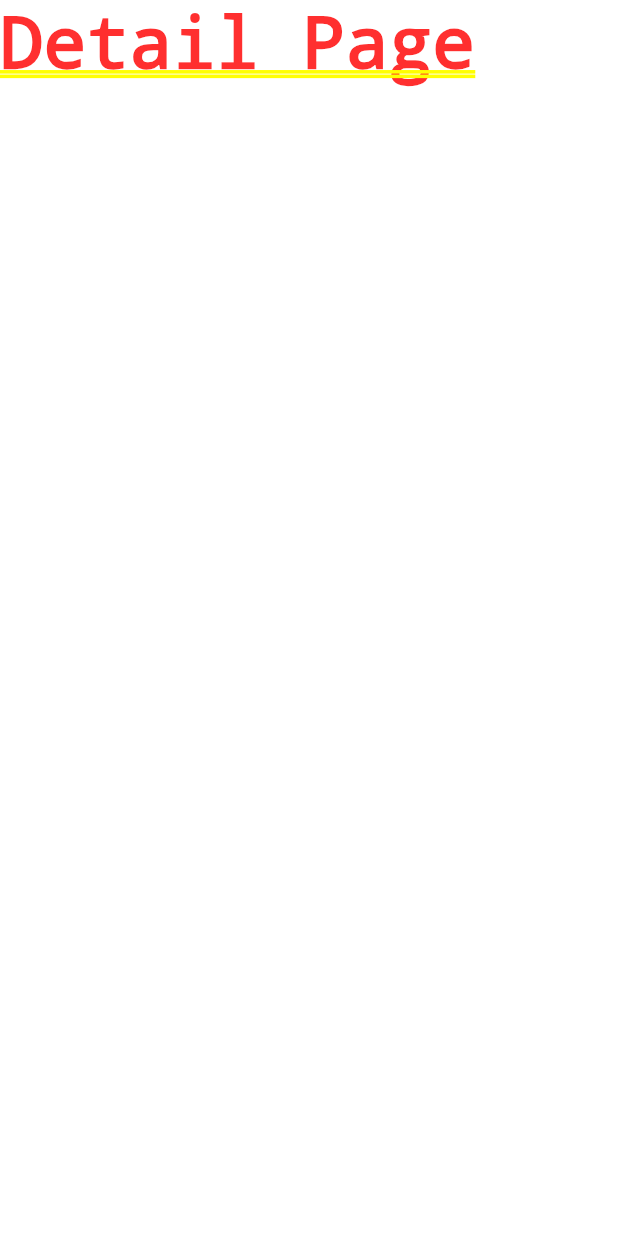
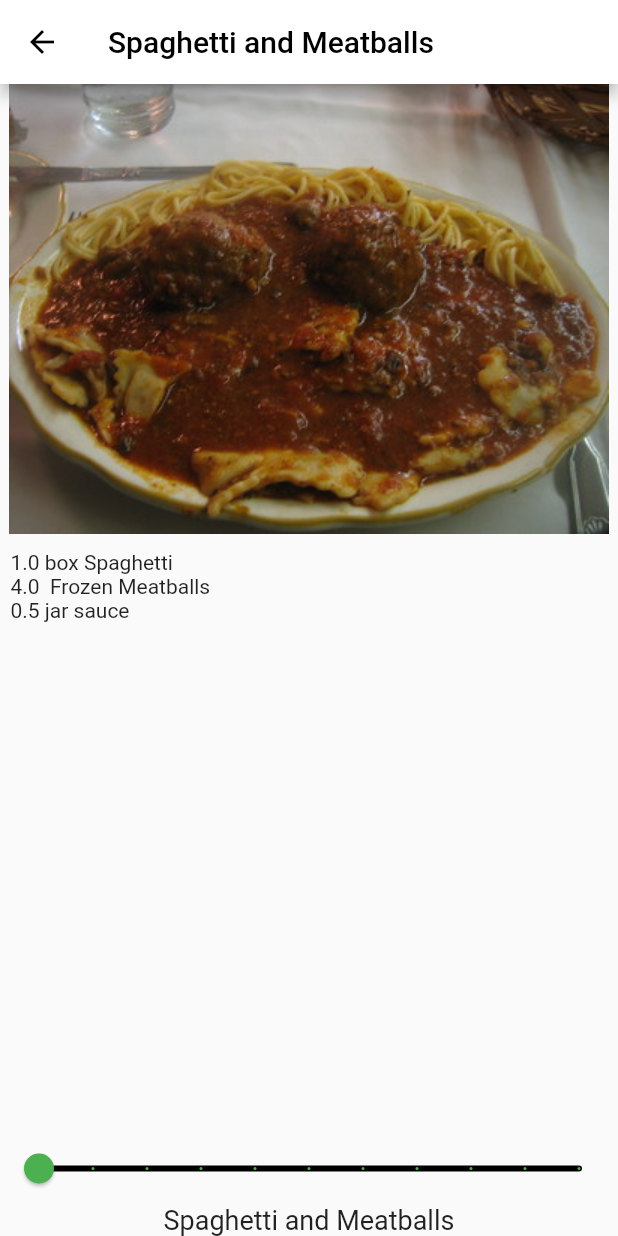
Before and after one commit to kaylaatsila/recipeapp, a Flutter app: the screen it shows after launch, after a tap on "Spaghetti and Meatballs", on a phone screen of 412 x 824 dp. Run offline on Flutter 3.47's test engine with Material 2 defaults, Android fonts, the phone set to English and light mode, and no system bars.

Commit message:
final step

```diff
--- a/lib/main.dart
+++ b/lib/main.dart
@@ -1,5 +1,6 @@
 import 'package:flutter/material.dart';
 import 'recipe.dart';
+import 'recipe_detail.dart';
 
 void main() {
   runApp(const MyApp());
@@ -61,7 +62,7 @@ class _MyHomePageState extends State<MyHomePage> {
                   context,
                   MaterialPageRoute(
                     builder: (context) {
-                      return const Text('Detail Page');
+                      return RecipeDetail(recipe: Recipe.samples[index]);
                     },
                   ),
                 );
--- a/lib/recipe.dart
+++ b/lib/recipe.dart
@@ -1,16 +1,71 @@
 class Recipe {
   String label;
   String imageUrl;
+  int servings;
 
-  Recipe(this.label, this.imageUrl);
+  List<Ingredient> ingredients;
+
+  Recipe(this.label, this.imageUrl, this.servings, this.ingredients);
 
   static List<Recipe> samples = [
-    Recipe('Spaghetti and Meatballs', 'assets/2126711929_ef763de2b3_w.jpg'),
-    Recipe('Tomato Soup', 'assets/27729023535_a57606c1be.jpg'),
-    Recipe('Grilled Cheese', 'assets/3187380632_5056654a19_b.jpg'),
-    Recipe('Chocolate Chip Cookies', 'assets/15992102771_b92f4cc00a_b.jpg'),
-    Recipe('Taco Salad', 'assets/8533381643_a31a99e8a6_c.jpg'),
-    Recipe('Hawaiian Pizza', 'assets/15452035777_294cefced5_c.jpg'),
+    Recipe(
+      'Spaghetti and Meatballs',
+      'assets/2126711929_ef763de2b3_w.jpg',
+      4,
+      [
+        Ingredient(1, 'box', 'Spaghetti'),
+        Ingredient(4, '', 'Frozen Meatballs'),
+        Ingredient(0.5, 'jar', 'sauce'),
+      ],
+    ),
+    Recipe(
+      'Tomato Soup',
+      'assets/27729023535_a57606c1be.jpg',
+      2,
+      [
+        Ingredient(1, 'can', 'Tomato Soup'),
+      ],
+    ),
+    Recipe(
+      'Grilled Cheese',
+      'assets/3187380632_5056654a19_b.jpg',
+      1,
+      [
+        Ingredient(2, 'slices', 'Cheese'),
+        Ingredient(2, 'slices', 'Bread'),
+      ],
+    ),
+    Recipe(
+      'Chocolate Chip Cookies',
+      'assets/15992102771_b92f4cc00a_b.jpg',
+      24,
+      [
+        Ingredient(4, 'cups', 'flour'),
+        Ingredient(2, 'cups', 'sugar'),
+        Ingredient(0.5, 'cups', 'chocolate chips'),
+      ],
+    ),
+    Recipe(
+      'Taco Salad',
+      'assets/8533381643_a31a99e8a6_c.jpg',
+      1,
+      [
+        Ingredient(4, 'oz', 'nachos'),
+        Ingredient(3, 'oz', 'taco meat'),
+        Ingredient(0.5, 'cups', 'cheese'),
+        Ingredient(0.25, 'cups', 'chopped tomatoes'),
+      ],
+    ),
+    Recipe(
+      'Hawaiian Pizza',
+      'assets/15452035777_294cefced5_c.jpg',
+      4,
+      [
+        Ingredient(1, 'item', 'pizza'),
+        Ingredient(1, 'cup', 'pineapple'),
+        Ingredient(8, 'oz', 'ham'),
+      ],
+    ),
   ];
 }
 
--- /dev/null
+++ b/lib/recipe_detail.dart
@@ -0,0 +1,71 @@
+import 'package:flutter/material.dart';
+import 'recipe.dart';
+
+class RecipeDetail extends StatefulWidget {
+  final Recipe recipe;
+
+  const RecipeDetail({Key? key, required this.recipe}) : super(key: key);
+
+  @override
+  State<StatefulWidget> createState() {
+    return _RecipeDetailState();
+  }
+}
+
+class _RecipeDetailState extends State<RecipeDetail> {
+  int _sliderVal = 1;
+  @override
+  Widget build(BuildContext context) {
+    return Scaffold(
+        appBar: AppBar(
+          title: Text(widget.recipe.label),
+        ),
+        body: SafeArea(
+          child: Column(
+            children: [
+              SizedBox(
+                height: 300,
+                width: double.infinity,
+                child: Image(
+                  image: AssetImage(widget.recipe.imageUrl),
+                ),
+              ),
+              const SizedBox(
+                height: 4,
+              ),
+              Expanded(
+                child: ListView.builder(
+                  padding: const EdgeInsets.all(7.0),
+                  itemCount: widget.recipe.ingredients.length,
+                  itemBuilder: (BuildContext context, int index) {
+                    final ingredient = widget.recipe.ingredients[index];
+                    return Text(
+                        '${ingredient.quantity * _sliderVal} ${ingredient.measure} ${ingredient.name}');
+                  },
+                ),
+              ),
+              Slider(
+                min: 1,
+                max: 10,
+                divisions: 10,
+                label: '${_sliderVal * widget.recipe.servings} servings',
+                value: _sliderVal.toDouble(),
+                onChanged: (newValue) {
+                  setState(() {
+                    _sliderVal = newValue.round();
+                  });
+                },
+                activeColor: Colors.green,
+                inactiveColor: Colors.black,
+              ),
+              Text(
+                widget.recipe.label,
+                style: const TextStyle(
+                  fontSize: 18,
+                ),
+              ),
+            ],
+          ),
+        ));
+  }
+}
```
